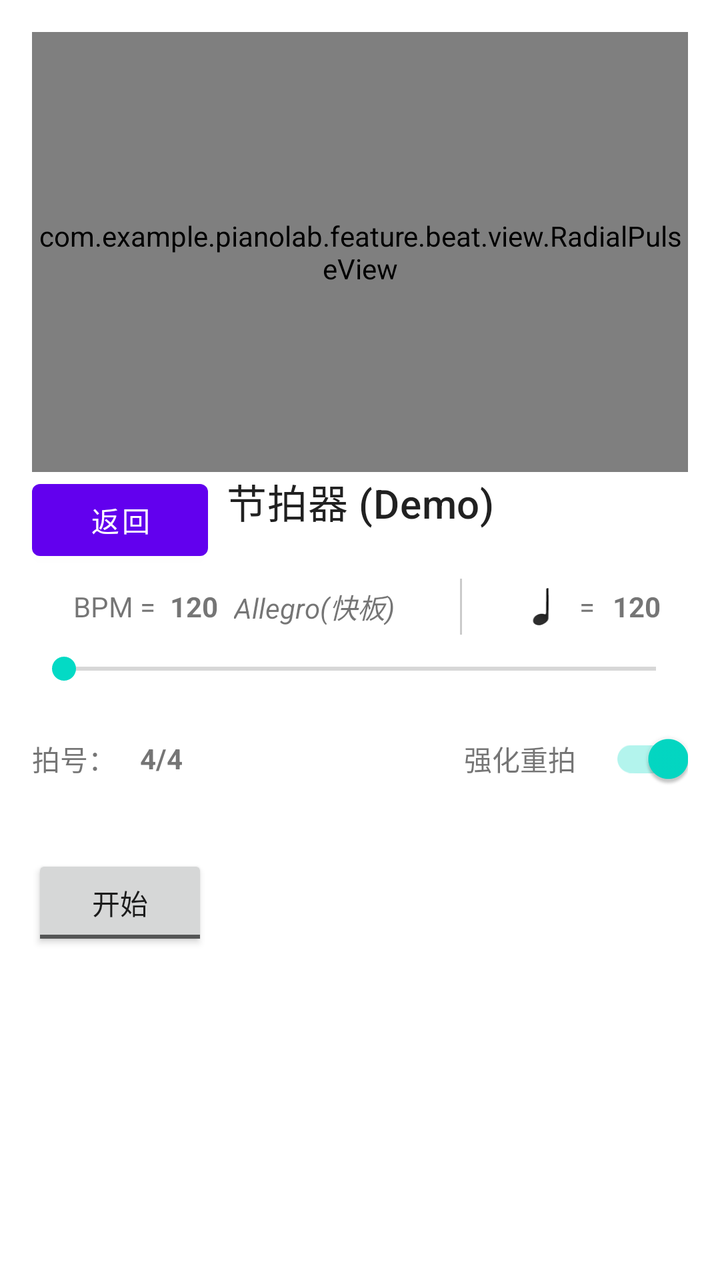
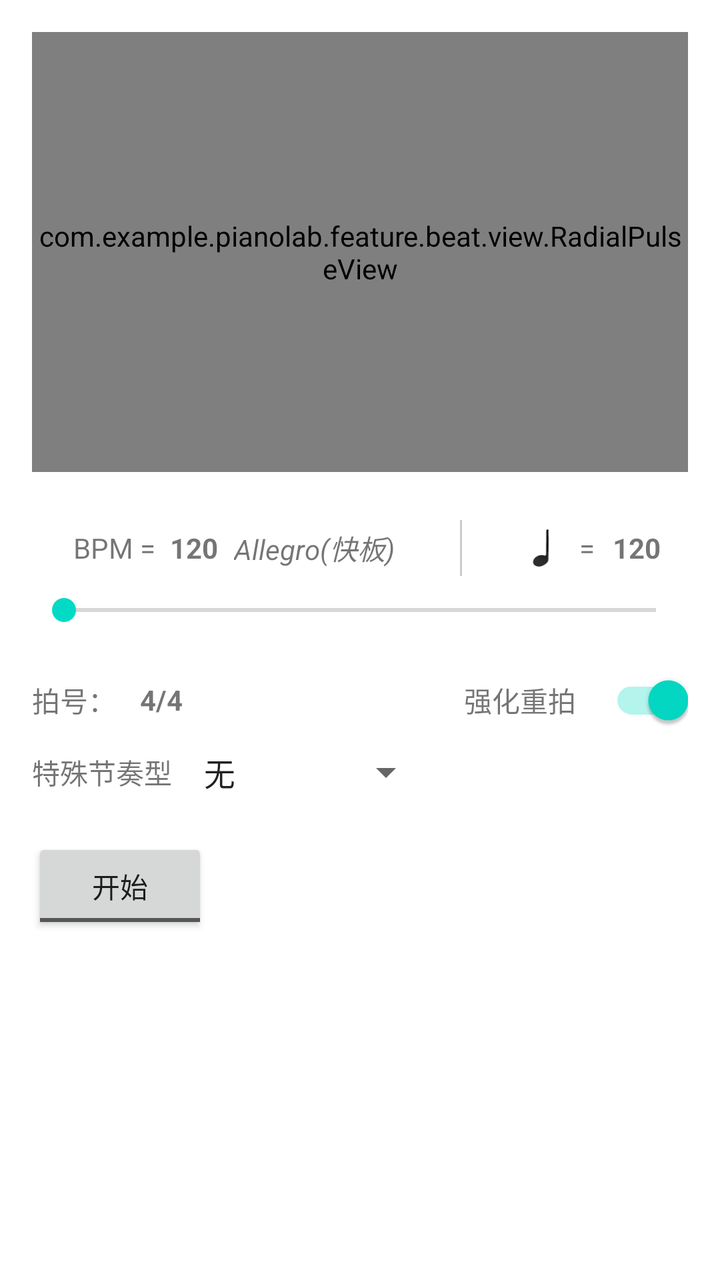

Compare the two renders of this Android layout. The source of the first and the diff that turns it into the second are given below.
<!-- AndroidManifest.xml: application theme Theme.PianoLab -->
<!-- res/layout/activity_beat.xml -->
<?xml version="1.0" encoding="utf-8"?>
<androidx.constraintlayout.widget.ConstraintLayout xmlns:android="http://schemas.android.com/apk/res/android"
    xmlns:app="http://schemas.android.com/apk/res-auto"
    android:layout_width="match_parent"
    android:layout_height="match_parent"
    android:padding="16dp">

    

    
    <com.example.pianolab.feature.beat.view.RadialPulseView
        android:id="@+id/radial_pulse_view"
        android:layout_width="0dp"
        android:layout_height="220dp"
        app:layout_constraintEnd_toEndOf="parent"
        app:layout_constraintHorizontal_bias="0.0"
        app:layout_constraintStart_toStartOf="parent"
        app:layout_constraintTop_toTopOf="parent" />

    <Button
        android:id="@+id/btn_back"
        android:layout_width="wrap_content"
        android:layout_height="wrap_content"
        android:text="返回"
        app:layout_constraintTop_toBottomOf="@id/radial_pulse_view"
        app:layout_constraintStart_toStartOf="parent" />

    <TextView
        android:id="@+id/tv_title"
        android:layout_width="0dp"
        android:layout_height="wrap_content"
        android:text="节拍器 (Demo)"
        android:textAppearance="?attr/textAppearanceHeadline6"
        android:gravity="center"
        app:layout_constraintTop_toBottomOf="@id/radial_pulse_view"
        app:layout_constraintStart_toStartOf="parent"
        app:layout_constraintEnd_toEndOf="parent" />

    
    <LinearLayout
        android:id="@+id/ll_bpm_group"
        android:layout_width="0dp"
        android:layout_height="wrap_content"
        android:orientation="horizontal"
        android:layout_marginTop="24dp"
        app:layout_constraintTop_toBottomOf="@id/tv_title"
        app:layout_constraintStart_toStartOf="parent"
        app:layout_constraintEnd_toEndOf="parent">

        
        <LinearLayout
            android:layout_width="0dp"
            android:layout_height="match_parent"
            android:orientation="horizontal"
            android:layout_weight="2"
            android:gravity="center">

            <TextView
                android:id="@+id/tv_bpm_label"
                android:layout_width="wrap_content"
                android:layout_height="wrap_content"
                android:text="BPM = " />

            <TextView
                android:id="@+id/tv_bpm_value"
                android:layout_width="wrap_content"
                android:layout_height="wrap_content"
                android:text="120"
                android:textStyle="bold"
                android:layout_marginStart="4dp"/>
            <TextView
                android:id="@+id/tv_tempo_marking"
                android:layout_width="wrap_content"
                android:layout_height="wrap_content"
                android:text="Allegro(快板)"
                android:layout_marginStart="8dp"
                android:textStyle="italic"
                android:importantForAccessibility="no" />

        </LinearLayout>

        
        <View
            android:layout_width="1dp"
            android:layout_height="28dp"
            android:layout_marginStart="12dp"
            android:layout_marginEnd="12dp"
            android:background="@android:color/darker_gray"
            android:alpha="0.6" />

        
        <LinearLayout
            android:layout_width="0dp"
            android:layout_height="match_parent"
            android:orientation="horizontal"
            android:layout_weight="1"
            android:gravity="center">

            <ImageView
                android:id="@+id/iv_crochet_icon"
                android:layout_width="32dp"
                android:layout_height="32dp"
                android:src="@drawable/crotchet" />
            <TextView
                android:id="@+id/tv_crochet_equals"
                android:layout_width="wrap_content"
                android:layout_height="wrap_content"
                android:text="="
                android:textStyle="normal"
                android:layout_marginStart="1dp"
                android:layout_marginEnd="1dp"
                android:importantForAccessibility="no" />

            <TextView
                android:id="@+id/tv_crochet_value"
                android:layout_width="wrap_content"
                android:layout_height="wrap_content"
                android:text="120"
                android:textStyle="bold"
                android:layout_marginStart="8dp" />
        </LinearLayout>
    </LinearLayout>
    <SeekBar
        android:id="@+id/seekbar_bpm"
        android:layout_width="0dp"
        android:layout_height="wrap_content"
        android:max="270"
        app:layout_constraintTop_toBottomOf="@id/ll_bpm_group"
        app:layout_constraintStart_toStartOf="parent"
        app:layout_constraintEnd_toEndOf="parent"
        android:layout_marginTop="8dp" />

    <LinearLayout
        android:id="@+id/ll_beats_row"
        android:layout_width="0dp"
        android:layout_height="wrap_content"
        android:orientation="horizontal"
        android:gravity="center_vertical"
        android:layout_marginTop="12dp"
        app:layout_constraintTop_toBottomOf="@id/seekbar_bpm"
        app:layout_constraintStart_toStartOf="parent"
        app:layout_constraintEnd_toEndOf="parent">

        
        <LinearLayout
            android:layout_width="wrap_content"
            android:layout_height="wrap_content"
            android:orientation="horizontal"
            android:gravity="center_vertical">

            <TextView
                android:id="@+id/tv_beats_label"
                android:layout_width="wrap_content"
                android:layout_height="wrap_content"
                android:text="拍号："
                android:layout_marginEnd="4dp" />

            <TextView
                android:id="@+id/tv_beats_value"
                android:layout_width="wrap_content"
                android:layout_height="48dp"
                android:background="?attr/selectableItemBackgroundBorderless"
                android:clickable="true"
                android:focusable="true"
                android:gravity="center"
                android:padding="8dp"
                android:text="4/4"
                android:textStyle="bold" />
        </LinearLayout>

        
        <View
            android:layout_width="0dp"
            android:layout_height="1dp"
            android:layout_weight="1" />

        
        <TextView
            android:id="@+id/tv_accent_state"
            android:layout_width="wrap_content"
            android:layout_height="wrap_content"
            android:text="强化重拍"
            android:textSize="14sp"
            android:layout_marginEnd="8dp"
            android:gravity="center_vertical" />

        
        <androidx.appcompat.widget.SwitchCompat
            android:id="@+id/switch_accent"
            android:layout_width="wrap_content"
            android:layout_height="wrap_content"
            android:checked="true"
            android:showText="true"
            android:textOn="强化"
            android:textOff="普通"
            android:contentDescription="强化重拍切换" />
    </LinearLayout>

    <ToggleButton
        android:id="@+id/toggle_play"
        android:layout_width="wrap_content"
        android:layout_height="wrap_content"
        android:textOn="停止"
        android:textOff="开始"
        app:layout_constraintTop_toBottomOf="@id/ll_beats_row"
        app:layout_constraintStart_toStartOf="parent"
        android:layout_marginTop="24dp" />




</androidx.constraintlayout.widget.ConstraintLayout>
<!-- resources referenced by this layout -->
<resources>
  <!-- drawable crotchet (drawable) -->
  <vector xmlns:android="http://schemas.android.com/apk/res/android"
      xmlns:aapt="http://schemas.android.com/aapt"
      android:width="744.1dp"
      android:height="1052.4dp"
      android:viewportWidth="744.1"
      android:viewportHeight="1052.4">
    <path
        android:pathData="m418.4,231.3c5.3,163.8 3,316.2 0.6,483.3 -1.2,42.8 -38.2,71.5 -72.9,89.9 -30.9,18.6 -67.8,29 -103.6,20.7 -33.3,-3.4 -67.8,-27.7 -68.5,-63.7 -2.2,-41.7 27.9,-80.6 65,-97 36.4,-20.7 82.4,-25.2 121.6,-10.3 19.2,6.1 24.5,-11.7 26.9,-28.8 2.2,-129.8 4,-259.5 4.4,-389.3 0.4,-13 26.3,-17.2 26.5,-4.7z"
        android:strokeLineJoin="round"
        android:strokeWidth="5.9241"
        android:fillType="evenOdd"
        android:strokeColor="#000"
        android:strokeLineCap="round">
      <aapt:attr name="android:fillColor">
        <gradient 
            android:startX="276.4"
            android:startY="734.6"
            android:endX="501.2"
            android:endY="412"
            android:type="linear">
          <item android:offset="0" android:color="#D2000000"/>
          <item android:offset="1" android:color="#FF000000"/>
        </gradient>
      </aapt:attr>
    </path>
  </vector>
  <style name="Theme.PianoLab" parent="Theme.MaterialComponents.DayNight.DarkActionBar">
          
          <item name="colorPrimary">@color/purple_500</item>
          <item name="colorPrimaryVariant">@color/purple_700</item>
          <item name="colorOnPrimary">@color/white</item>
          
          <item name="colorSecondary">@color/teal_200</item>
          <item name="colorSecondaryVariant">@color/teal_700</item>
          <item name="colorOnSecondary">@color/black</item>
          
          <item name="android:statusBarColor">?attr/colorPrimaryVariant</item>
          
      </style>
  <color name="purple_500">#FF6200EE</color>
  <color name="purple_700">#FF3700B3</color>
  <color name="white">#FFFFFFFF</color>
  <color name="teal_200">#FF03DAC5</color>
  <color name="teal_700">#FF018786</color>
  <color name="black">#FF000000</color>
</resources>

<!-- the commit's change to res/layout/activity_beat.xml (unified diff, before → after) -->
@@ -17,24 +17,7 @@
         app:layout_constraintStart_toStartOf="parent"
         app:layout_constraintTop_toTopOf="parent" />
 
-    <Button
-        android:id="@+id/btn_back"
-        android:layout_width="wrap_content"
-        android:layout_height="wrap_content"
-        android:text="返回"
-        app:layout_constraintTop_toBottomOf="@id/radial_pulse_view"
-        app:layout_constraintStart_toStartOf="parent" />
-
-    <TextView
-        android:id="@+id/tv_title"
-        android:layout_width="0dp"
-        android:layout_height="wrap_content"
-        android:text="节拍器 (Demo)"
-        android:textAppearance="?attr/textAppearanceHeadline6"
-        android:gravity="center"
-        app:layout_constraintTop_toBottomOf="@id/radial_pulse_view"
-        app:layout_constraintStart_toStartOf="parent"
-        app:layout_constraintEnd_toEndOf="parent" />
+
 
     
     <LinearLayout
@@ -43,7 +26,7 @@
         android:layout_height="wrap_content"
         android:orientation="horizontal"
         android:layout_marginTop="24dp"
-        app:layout_constraintTop_toBottomOf="@id/tv_title"
+        app:layout_constraintTop_toBottomOf="@id/radial_pulse_view"
         app:layout_constraintStart_toStartOf="parent"
         app:layout_constraintEnd_toEndOf="parent">
 
@@ -168,6 +151,8 @@
                 android:textStyle="bold" />
         </LinearLayout>
 
+
+
         
         <View
             android:layout_width="0dp"
@@ -196,6 +181,35 @@
             android:contentDescription="强化重拍切换" />
     </LinearLayout>
 
+    <LinearLayout
+        android:id="@+id/ll_special_rhythm"
+        android:layout_width="wrap_content"
+        android:layout_height="wrap_content"
+        android:orientation="horizontal"
+        android:gravity="center_vertical"
+        app:layout_constraintTop_toBottomOf="@id/ll_beats_row"
+        app:layout_constraintStart_toStartOf="parent"
+        android:layout_marginStart="0dp">
+
+        
+        <TextView
+            android:id="@+id/tv_special_rhythm_label"
+            android:layout_width="wrap_content"
+            android:layout_height="wrap_content"
+            android:text="特殊节奏型"
+            android:layout_marginEnd="4dp" />
+
+        
+        <Spinner
+            android:id="@+id/spinner_special_rhythm"
+            android:layout_width="wrap_content"
+            android:layout_height="wrap_content"
+            android:entries="@array/special_rhythm_options"
+            android:prompt="@string/select_special_rhythm"
+            android:layout_marginStart="4dp" />
+    </LinearLayout>
+
+
     <ToggleButton
         android:id="@+id/toggle_play"
         android:layout_width="wrap_content"
@@ -204,7 +218,7 @@
         android:textOff="开始"
         app:layout_constraintTop_toBottomOf="@id/ll_beats_row"
         app:layout_constraintStart_toStartOf="parent"
-        android:layout_marginTop="24dp" />
+        android:layout_marginTop="45dp" />
 
 
 
<!-- resource entries referenced after the edit -->
@@ -1,5 +1,13 @@
 <!-- resources referenced by this layout -->
 <resources>
+  <string-array name="special_rhythm_options">
+          <item>无</item>
+          <item>前附点</item>
+          <item>前8后16</item>
+          <item>前16后8</item>
+          <item>三连音</item>
+          <item>切分音</item>
+      </string-array>
   <!-- drawable crotchet (drawable) -->
   <vector xmlns:android="http://schemas.android.com/apk/res/android"
       xmlns:aapt="http://schemas.android.com/aapt"
@@ -27,6 +35,7 @@
       </aapt:attr>
     </path>
   </vector>
+  <string name="select_special_rhythm">选择特殊节奏型</string>
   <style name="Theme.PianoLab" parent="Theme.MaterialComponents.DayNight.DarkActionBar">
           
           <item name="colorPrimary">@color/purple_500</item>
